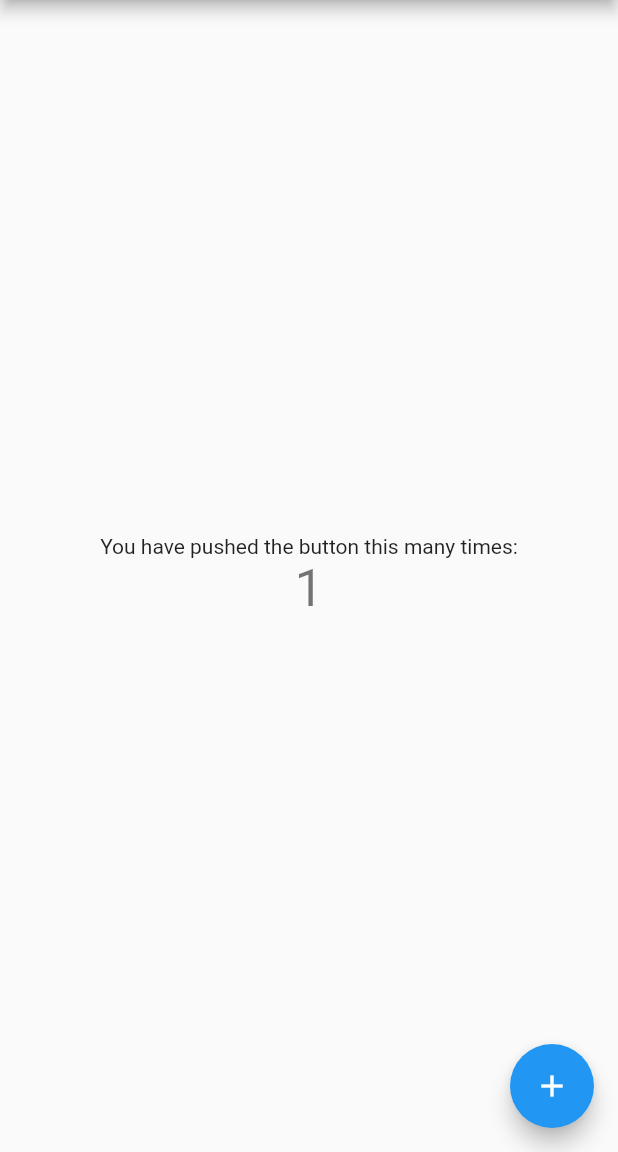
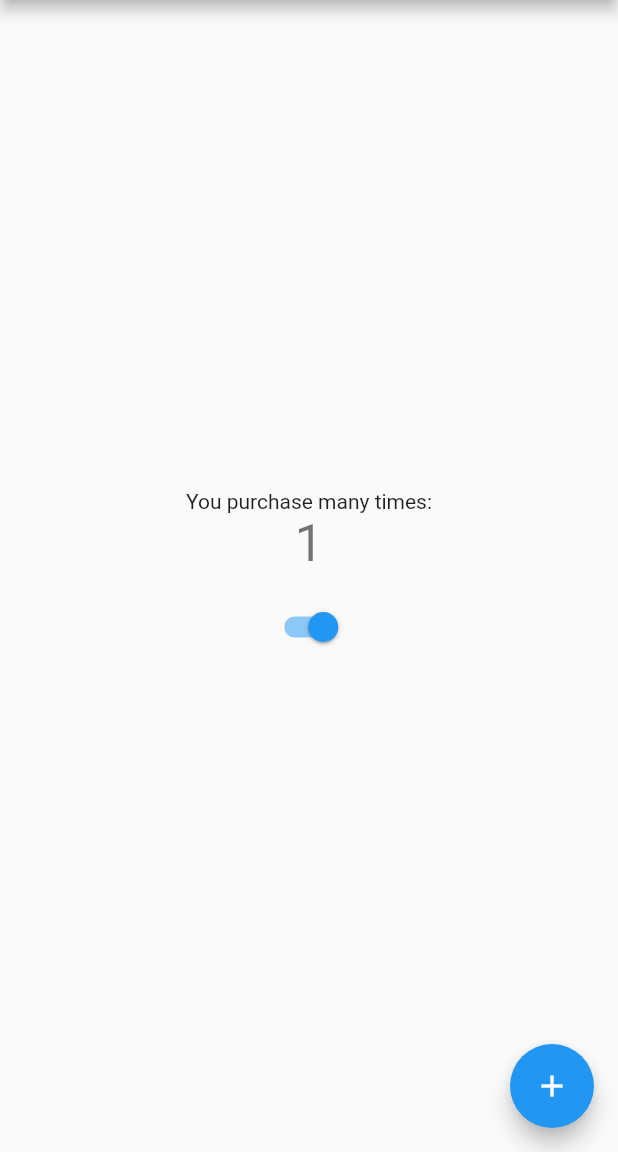
Before and after one commit to agungnursatria/flutter_analytics_test, a Flutter app: the screen it shows after launch, after a tap on the "add" icon, on a phone screen of 412 x 824 dp, the part 84-1236 px from its top. Run offline on Flutter 3.47's test engine with Material 2 defaults, Android fonts, the phone set to English and light mode, and no system bars; our stand-ins replace firebase_analytics, shared_preferences; accounts and stored records are empty.

Commit message:
Create firebase analytics logger purchase & e-purchase

```diff
--- a/lib/main.dart
+++ b/lib/main.dart
@@ -1,6 +1,8 @@
 import 'package:firebase_analytics/firebase_analytics.dart';
 import 'package:firebase_analytics/observer.dart';
 import 'package:flutter/material.dart';
+import 'package:flutter_epurchase_test/saver/saver.dart';
+import 'package:flutter_epurchase_test/saver/saver_keys.dart';
 
 void main() {
   runApp(MyApp());
@@ -36,11 +38,89 @@ class MyHomePage extends StatefulWidget {
 
 class _MyHomePageState extends State<MyHomePage> {
   int _counter = 0;
+  bool _isEPurchase = true;
+  List<String> _itemName = [
+    'Soto',
+    'Bakso',
+    'Nasi Goreng',
+  ];
 
-  void _incrementCounter() {
+  @override
+  void initState() {
+    WidgetsBinding.instance.addPostFrameCallback((timeStamp) {
+      Saver()
+          .retrieve(SaverKeys.counter)
+          .then((value) => setState(() => _counter = value ?? 0))
+          .catchError((e) => print('Not found'));
+    });
+    super.initState();
+  }
+
+  void _purchase() async {
+    FirebaseAnalytics analytics = FirebaseAnalytics();
+
+    // Log Purchase
+    await analytics.logEvent(
+      name: 'purchase',
+      parameters: filterOutNulls(<String, dynamic>{
+        /// The unique identifier of a transaction (String).
+        'transaction_id': _counter.toString(),
+
+        /// A product affiliation to designate a supplying company or brick and mortar store location (String).
+        'affiliation': null,
+
+        /// Coupon code used for a purchase (String).
+        'coupon': null,
+
+        /// Currency of the purchase or items associated with the event, in 3-letter ISO_4217 format (String).
+        'currency': 'IDR',
+
+        /// The list of items involved in the transaction.
+        'items': _itemName[(_counter / 3).floor()],
+
+        /// Shipping cost associated with a transaction (double).
+        'shipping': 20000,
+
+        /// Tax cost associated with a transaction (double).
+        'tax': 10000,
+
+        /// A context-specific numeric value which is accumulated automatically for each event type.
+        'value': 100000,
+      }),
+    );
     setState(() {
       _counter++;
+      print('Saving counter - Purchase');
+      Saver().save(SaverKeys.counter, _counter);
     });
+  }
+
+  void _epurchase() async {
+    FirebaseAnalytics analytics = FirebaseAnalytics();
+
+    // Log E-Purchase
+    await analytics.logEcommercePurchase(
+      currency: 'IDR',
+      shipping: 20000,
+      tax: 10000,
+      value: 100000, // Price
+      transactionId: _counter.toString(),
+    );
+    setState(() {
+      _counter++;
+      print('Saving counter - E-commerce purchase');
+      Saver().save(SaverKeys.counter, _counter);
+    });
+  }
+
+  Map<String, dynamic> filterOutNulls(Map<String, dynamic> parameters) {
+    final Map<String, dynamic> filtered = <String, dynamic>{};
+    parameters.forEach((String key, dynamic value) {
+      if (value != null) {
+        filtered[key] = value;
+      }
+    });
+    return filtered;
   }
 
   @override
@@ -54,17 +134,25 @@ class _MyHomePageState extends State<MyHomePage> {
           mainAxisAlignment: MainAxisAlignment.center,
           children: <Widget>[
             Text(
-              'You have pushed the button this many times:',
+              'You purchase many times:',
             ),
             Text(
               '$_counter',
               style: Theme.of(context).textTheme.headline4,
             ),
+            SizedBox(height: 12),
+            Switch(
+                value: _isEPurchase,
+                onChanged: (newVal) {
+                  setState(() {
+                    _isEPurchase = newVal;
+                  });
+                })
           ],
         ),
       ),
       floatingActionButton: FloatingActionButton(
-        onPressed: _incrementCounter,
+        onPressed: _isEPurchase ? _epurchase : _purchase,
         tooltip: 'Increment',
         child: Icon(Icons.add),
       ),
--- /dev/null
+++ b/lib/saver/saver.dart
@@ -0,0 +1,79 @@
+import 'package:shared_preferences/shared_preferences.dart';
+
+/// Modified version of shared preferences
+/// Saving data in local storage
+class Saver {
+  Saver._();
+  static final Saver instance = Saver._();
+  factory Saver() {
+    return instance;
+  }
+
+  Future<dynamic> _doWork(Function(SharedPreferences) work) async {
+    return await SharedPreferences.getInstance()
+        .then(work)
+        .catchError((e) => throw Exception(e));
+  }
+
+  Future<dynamic> retrieve(String key) async {
+    return await _doWork((pref) {
+      return (pref.containsKey(key)) ? pref.get(key) : null;
+    }).catchError((e) => throw Exception(e));
+  }
+
+  Future<bool> save(String key, dynamic value) async {
+    return await _doWork((pref) async {
+      try {
+        if (value is String) {
+          return await pref.setString(key, value);
+        } else if (value is int) {
+          return await pref.setInt(key, value);
+        } else if (value is bool) {
+          return await pref.setBool(key, value);
+        } else if (value is double) {
+          return await pref.setDouble(key, value);
+        } else if (value is List<String>) {
+          return await pref.setStringList(key, value);
+        } else {
+          throw Exception('Type ${value.runtimeType} is undefined');
+        }
+      } catch (_) {
+        throw Exception('Failed to save $key: ${value.toString()}');
+      }
+    }).catchError((e) => throw Exception(e));
+  }
+
+  Future<bool> validateKey(String key) async {
+    return await _doWork((pref) {
+      return pref.containsKey(key);
+    }).catchError((e) => throw Exception(e));
+  }
+
+  Future<bool> remove(String key) async {
+    return await _doWork((pref) async {
+      return await pref.remove(key);
+    }).catchError((e) => throw Exception(e));
+  }
+
+  Future<bool> removeList(List<String> keys) async {
+    return await _doWork((pref) async {
+      for (var key in keys) {
+        if (pref.containsKey(key)) {
+          await pref.remove(key);
+        }
+      }
+    }).catchError((e) => throw Exception(e));
+  }
+
+  Future<bool> clearSession() async {
+    return await _doWork((pref) async {
+      return await pref.clear();
+    }).catchError((e) => throw Exception(e));
+  }
+
+  Future<void> reload() async {
+    await _doWork((pref) async {
+      await pref.reload();
+    }).catchError((e) => throw Exception(e));
+  }
+}
--- /dev/null
+++ b/lib/saver/saver_keys.dart
@@ -0,0 +1,3 @@
+class SaverKeys {
+  static const String counter = 'counter';
+}
--- a/pubspec.yaml
+++ b/pubspec.yaml
@@ -24,6 +24,7 @@ dependencies:
   flutter:
     sdk: flutter
   firebase_analytics: ^6.0.0
+  shared_preferences: ^0.5.12
 
   # The following adds the Cupertino Icons font to your application.
   # Use with the CupertinoIcons class for iOS style icons.
```
Also changed, not shown: pubspec.lock.
